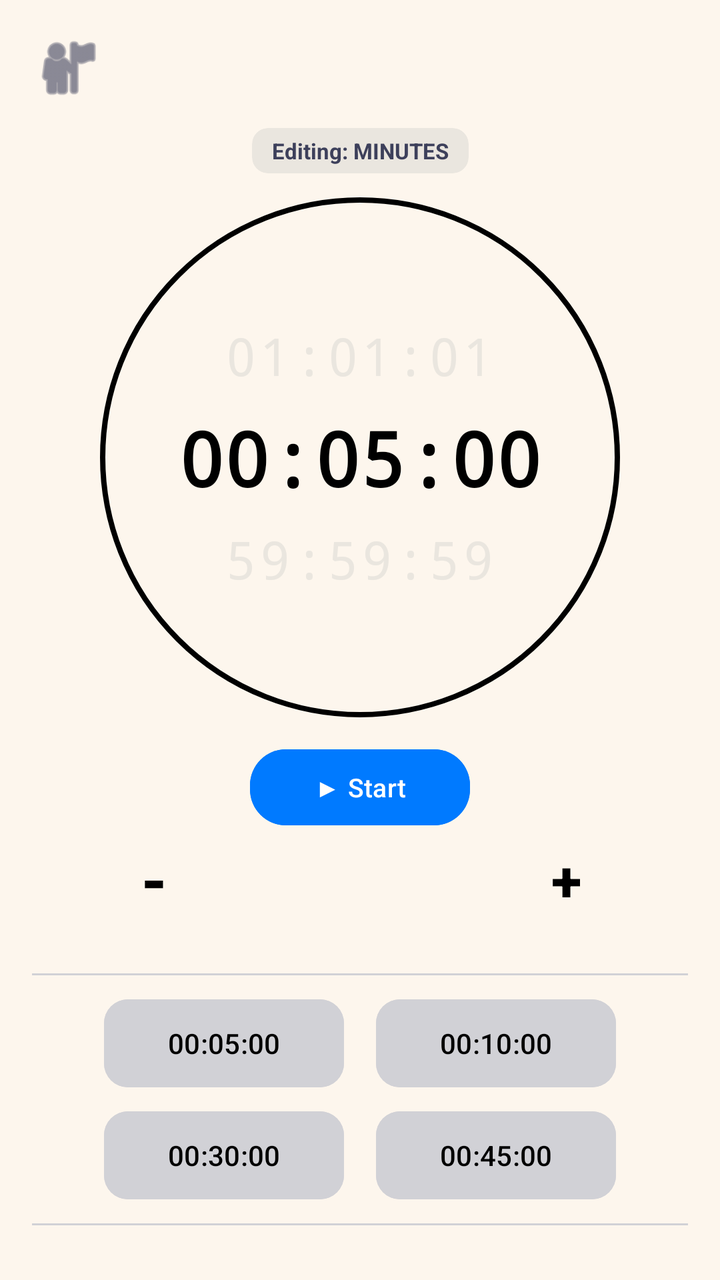
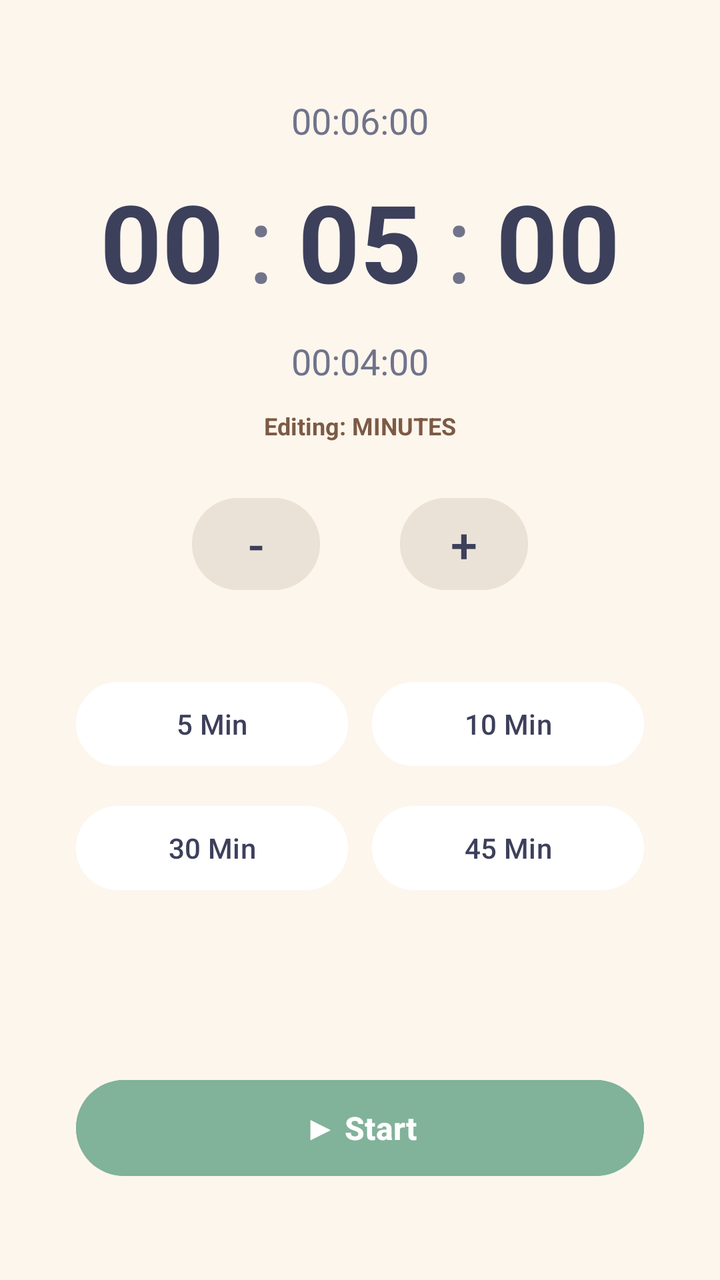

Compare the two renders of this Android layout. The source of the first and the diff that turns it into the second are given below.
<!-- AndroidManifest.xml: application theme Theme.ProjectStudyBuddy1 -->
<!-- res/layout/fragment_timer.xml -->
<?xml version="1.0" encoding="utf-8"?>
<androidx.constraintlayout.widget.ConstraintLayout xmlns:android="http://schemas.android.com/apk/res/android"
    xmlns:app="http://schemas.android.com/apk/res-auto"
    xmlns:tools="http://schemas.android.com/tools"
    android:layout_width="match_parent"
    android:layout_height="match_parent"
    android:background="@color/bg_cream"
    android:padding="16dp">

    <ImageView
        android:id="@+id/ivTimerUserAvatar"
        android:layout_width="36dp"
        android:layout_height="36dp"
        android:src="@android:drawable/ic_menu_myplaces"
        android:contentDescription="User profile icon"
        app:tint="#3D405B"
        app:layout_constraintTop_toTopOf="parent"
        app:layout_constraintStart_toStartOf="parent"
        tools:ignore="HardcodedText" />

    <androidx.cardview.widget.CardView
        android:id="@+id/cardSelectionIndicator"
        android:layout_width="wrap_content"
        android:layout_height="wrap_content"
        android:layout_marginTop="12dp"
        app:cardCornerRadius="8dp"
        app:cardElevation="0dp"
        app:cardBackgroundColor="#EAE6DF"
        app:layout_constraintTop_toBottomOf="@id/ivTimerUserAvatar"
        app:layout_constraintStart_toStartOf="parent"
        app:layout_constraintEnd_toEndOf="parent">
        <TextView
            android:id="@+id/tvActiveUnitLabel"
            android:layout_width="wrap_content"
            android:layout_height="wrap_content"
            android:text="Editing: MINUTES"
            android:textSize="11sp"
            android:textStyle="bold"
            android:textColor="#3D405B"
            android:paddingHorizontal="10dp"
            android:paddingVertical="4dp"
            tools:ignore="HardcodedText" />
    </androidx.cardview.widget.CardView>

    <FrameLayout
        android:id="@+id/layoutCircularDial"
        android:layout_width="260dp"
        android:layout_height="260dp"
        android:layout_marginTop="12dp"
        android:background="@drawable/bg_timer_circle_stroke"
        app:layout_constraintTop_toBottomOf="@id/cardSelectionIndicator"
        app:layout_constraintStart_toStartOf="parent"
        app:layout_constraintEnd_toEndOf="parent">

        <LinearLayout
            android:layout_width="match_parent"
            android:layout_height="match_parent"
            android:orientation="vertical"
            android:gravity="center"
            android:padding="16dp">

            <TextView
                android:id="@+id/tvTimerUpperHint"
                android:layout_width="wrap_content"
                android:layout_height="wrap_content"
                android:text="01:01:01"
                android:textSize="26sp"
                android:textColor="#EAE6DF"
                android:fontFamily="monospace"
                android:letterSpacing="0.05"
                tools:ignore="HardcodedText" />

            <LinearLayout
                android:layout_width="wrap_content"
                android:layout_height="wrap_content"
                android:orientation="horizontal"
                android:gravity="center_vertical"
                android:paddingVertical="8dp">

                <TextView
                    android:id="@+id/tvEditHours"
                    android:layout_width="wrap_content"
                    android:layout_height="wrap_content"
                    android:text="00"
                    android:textSize="38sp"
                    android:textStyle="bold"
                    android:textColor="#000000"
                    android:fontFamily="monospace"
                    android:background="?android:attr/selectableItemBackground"
                    android:clickable="true"
                    android:focusable="true"/>

                <TextView
                    android:layout_width="wrap_content"
                    android:layout_height="wrap_content"
                    android:text=":"
                    android:textSize="38sp"
                    android:textStyle="bold"
                    android:textColor="#000000"
                    android:fontFamily="monospace"
                    tools:ignore="HardcodedText" />

                <TextView
                    android:id="@+id/tvEditMinutes"
                    android:layout_width="wrap_content"
                    android:layout_height="wrap_content"
                    android:text="05"
                    android:textSize="38sp"
                    android:textStyle="bold"
                    android:textColor="#000000"
                    android:fontFamily="monospace"
                    android:background="?android:attr/selectableItemBackground"
                    android:clickable="true"
                    android:focusable="true"/>

                <TextView
                    android:layout_width="wrap_content"
                    android:layout_height="wrap_content"
                    android:text=":"
                    android:textSize="38sp"
                    android:textStyle="bold"
                    android:textColor="#000000"
                    android:fontFamily="monospace"
                    tools:ignore="HardcodedText" />

                <TextView
                    android:id="@+id/tvEditSeconds"
                    android:layout_width="wrap_content"
                    android:layout_height="wrap_content"
                    android:text="00"
                    android:textSize="38sp"
                    android:textStyle="bold"
                    android:textColor="#000000"
                    android:fontFamily="monospace"
                    android:background="?android:attr/selectableItemBackground"
                    android:clickable="true"
                    android:focusable="true"/>
            </LinearLayout>

            <TextView
                android:id="@+id/tvTimerLowerHint"
                android:layout_width="wrap_content"
                android:layout_height="wrap_content"
                android:text="59:59:59"
                android:textSize="26sp"
                android:textColor="#EAE6DF"
                android:fontFamily="monospace"
                android:letterSpacing="0.05"
                tools:ignore="HardcodedText" />
        </LinearLayout>
    </FrameLayout>

    <com.google.android.material.button.MaterialButton
        android:id="@+id/btnTimerToggleAction"
        android:layout_width="110dp"
        android:layout_height="38dp"
        android:layout_marginTop="16dp"
        android:text="▶ Start"
        android:textSize="13sp"
        android:textColor="#FFFFFF"
        android:backgroundTint="#007AFF"
        android:insetTop="0dp"
        android:insetBottom="0dp"
        app:cornerRadius="18dp"
        app:layout_constraintTop_toBottomOf="@id/layoutCircularDial"
        app:layout_constraintStart_toStartOf="parent"
        app:layout_constraintEnd_toEndOf="parent"
        tools:ignore="HardcodedText" />

    <com.google.android.material.button.MaterialButton
        android:id="@+id/btnTimerStepMinus"
        style="@style/Widget.MaterialComponents.Button.TextButton"
        android:layout_width="54dp"
        android:layout_height="54dp"
        android:text="-"
        android:textSize="32sp"
        android:textStyle="bold"
        android:textColor="#000000"
        android:insetTop="0dp"
        android:insetBottom="0dp"
        app:layout_constraintTop_toBottomOf="@id/btnTimerToggleAction"
        app:layout_constraintStart_toStartOf="@id/layoutCircularDial"
        tools:ignore="HardcodedText" />

    <com.google.android.material.button.MaterialButton
        android:id="@+id/btnTimerStepPlus"
        style="@style/Widget.MaterialComponents.Button.TextButton"
        android:layout_width="54dp"
        android:layout_height="54dp"
        android:text="+"
        android:textSize="28sp"
        android:textStyle="bold"
        android:textColor="#000000"
        android:insetTop="0dp"
        android:insetBottom="0dp"
        app:layout_constraintTop_toBottomOf="@id/btnTimerToggleAction"
        app:layout_constraintEnd_toEndOf="@id/layoutCircularDial"
        tools:ignore="HardcodedText" />

    <View
        android:id="@+id/dividerPresetTop"
        android:layout_width="match_parent"
        android:layout_height="1dp"
        android:background="#D1D1D6"
        android:layout_marginTop="20dp"
        app:layout_constraintTop_toBottomOf="@id/btnTimerStepMinus" />

    <LinearLayout
        android:id="@+id/layoutPresetGridContainer"
        android:layout_width="match_parent"
        android:layout_height="wrap_content"
        android:orientation="vertical"
        android:paddingVertical="12dp"
        app:layout_constraintTop_toBottomOf="@id/dividerPresetTop">

        <LinearLayout
            android:layout_width="match_parent"
            android:layout_height="wrap_content"
            android:orientation="horizontal"
            android:gravity="center"
            android:layout_marginBottom="12dp">

            <com.google.android.material.button.MaterialButton
                android:id="@+id/btnPreset5Min"
                android:layout_width="120dp"
                android:layout_height="44dp"
                android:text="00:05:00"
                android:textColor="#000000"
                android:backgroundTint="#D1D1D6"
                android:insetTop="0dp"
                android:insetBottom="0dp"
                app:cornerRadius="12dp"
                android:layout_marginEnd="16dp"
                tools:ignore="HardcodedText" />

            <com.google.android.material.button.MaterialButton
                android:id="@+id/btnPreset10Min"
                android:layout_width="120dp"
                android:layout_height="44dp"
                android:text="00:10:00"
                android:textColor="#000000"
                android:backgroundTint="#D1D1D6"
                android:insetTop="0dp"
                android:insetBottom="0dp"
                app:cornerRadius="12dp"
                tools:ignore="HardcodedText" />
        </LinearLayout>

        <LinearLayout
            android:layout_width="match_parent"
            android:layout_height="wrap_content"
            android:orientation="horizontal"
            android:gravity="center">

            <com.google.android.material.button.MaterialButton
                android:id="@+id/btnPreset30Min"
                android:layout_width="120dp"
                android:layout_height="44dp"
                android:text="00:30:00"
                android:textColor="#000000"
                android:backgroundTint="#D1D1D6"
                android:insetTop="0dp"
                android:insetBottom="0dp"
                app:cornerRadius="12dp"
                android:layout_marginEnd="16dp"
                tools:ignore="HardcodedText" />

            <com.google.android.material.button.MaterialButton
                android:id="@+id/btnPreset45Min"
                android:layout_width="120dp"
                android:layout_height="44dp"
                android:text="00:45:00"
                android:textColor="#000000"
                android:backgroundTint="#D1D1D6"
                android:insetTop="0dp"
                android:insetBottom="0dp"
                app:cornerRadius="12dp"
                tools:ignore="HardcodedText" />
        </LinearLayout>
    </LinearLayout>

    <View
        android:layout_width="match_parent"
        android:layout_height="1dp"
        android:background="#D1D1D6"
        app:layout_constraintTop_toBottomOf="@id/layoutPresetGridContainer" />

</androidx.constraintlayout.widget.ConstraintLayout>
<!-- resources referenced by this layout -->
<resources>
  <color name="bg_cream">#FDF6ED</color>
  <!-- drawable bg_timer_circle_stroke (drawable) -->
  <?xml version="1.0" encoding="utf-8"?>
  <shape xmlns:android="http://schemas.android.com/apk/res/android"
      android:shape="oval">
      <solid android:color="@android:color/transparent" />
      <stroke
          android:width="2.5dp"
          android:color="#000000" />
  </shape>
  <style name="Theme.ProjectStudyBuddy1" parent="Theme.Material3.DayNight.NoActionBar">
          <item name="colorPrimary">@color/accent_brown</item>
          <item name="colorPrimaryDark">@color/accent_brown</item>
          <item name="colorAccent">@color/accent_orange</item>
  
          <item name="android:windowBackground">@color/bg_cream</item>
          <item name="android:colorBackground">@color/bg_cream</item>
  
          <item name="android:statusBarColor">@color/bg_cream</item>
          <item name="android:windowLightStatusBar">true</item>
  
          <item name="colorSurface">@color/card_white</item>
          <item name="colorOnSurface">@color/text_dark</item>
      </style>
  <color name="accent_brown">#7D5A44</color>
  <color name="accent_orange">#E07A5F</color>
  <color name="card_white">#FFFFFF</color>
  <color name="text_dark">#3D405B</color>
</resources>

<!-- the commit's change to res/layout/fragment_timer.xml (unified diff, before → after) -->
@@ -7,282 +7,229 @@
     android:background="@color/bg_cream"
     android:padding="16dp">
 
-    <ImageView
-        android:id="@+id/ivTimerUserAvatar"
-        android:layout_width="36dp"
-        android:layout_height="36dp"
-        android:src="@android:drawable/ic_menu_myplaces"
-        android:contentDescription="User profile icon"
-        app:tint="#3D405B"
-        app:layout_constraintTop_toTopOf="parent"
-        app:layout_constraintStart_toStartOf="parent"
-        tools:ignore="HardcodedText" />
-
-    <androidx.cardview.widget.CardView
-        android:id="@+id/cardSelectionIndicator"
-        android:layout_width="wrap_content"
-        android:layout_height="wrap_content"
-        android:layout_marginTop="12dp"
-        app:cardCornerRadius="8dp"
-        app:cardElevation="0dp"
-        app:cardBackgroundColor="#EAE6DF"
-        app:layout_constraintTop_toBottomOf="@id/ivTimerUserAvatar"
-        app:layout_constraintStart_toStartOf="parent"
-        app:layout_constraintEnd_toEndOf="parent">
+    <LinearLayout
+        android:id="@+id/layoutDisplayContainer"
+        android:layout_width="match_parent"
+        android:layout_height="wrap_content"
+        android:orientation="vertical"
+        android:gravity="center"
+        android:layout_marginTop="32dp"
+        app:layout_constraintTop_toTopOf="parent">
+
         <TextView
-            android:id="@+id/tvActiveUnitLabel"
+            android:id="@+id/tvTimerUpperHint"
             android:layout_width="wrap_content"
             android:layout_height="wrap_content"
-            android:text="Editing: MINUTES"
-            android:textSize="11sp"
-            android:textStyle="bold"
-            android:textColor="#3D405B"
-            android:paddingHorizontal="10dp"
-            android:paddingVertical="4dp"
-            tools:ignore="HardcodedText" />
-    </androidx.cardview.widget.CardView>
-
-    <FrameLayout
-        android:id="@+id/layoutCircularDial"
-        android:layout_width="260dp"
-        android:layout_height="260dp"
-        android:layout_marginTop="12dp"
-        android:background="@drawable/bg_timer_circle_stroke"
-        app:layout_constraintTop_toBottomOf="@id/cardSelectionIndicator"
-        app:layout_constraintStart_toStartOf="parent"
-        app:layout_constraintEnd_toEndOf="parent">
+            android:text="00:06:00"
+            android:textColor="@color/text_hint_darker"
+            android:textSize="18sp"
+            tools:ignore="HardcodedText" />
 
         <LinearLayout
-            android:layout_width="match_parent"
-            android:layout_height="match_parent"
-            android:orientation="vertical"
-            android:gravity="center"
-            android:padding="16dp">
-
-            <TextView
-                android:id="@+id/tvTimerUpperHint"
-                android:layout_width="wrap_content"
-                android:layout_height="wrap_content"
-                android:text="01:01:01"
-                android:textSize="26sp"
-                android:textColor="#EAE6DF"
-                android:fontFamily="monospace"
-                android:letterSpacing="0.05"
-                tools:ignore="HardcodedText" />
-
-            <LinearLayout
-                android:layout_width="wrap_content"
-                android:layout_height="wrap_content"
-                android:orientation="horizontal"
-                android:gravity="center_vertical"
-                android:paddingVertical="8dp">
-
-                <TextView
-                    android:id="@+id/tvEditHours"
-                    android:layout_width="wrap_content"
-                    android:layout_height="wrap_content"
-                    android:text="00"
-                    android:textSize="38sp"
-                    android:textStyle="bold"
-                    android:textColor="#000000"
-                    android:fontFamily="monospace"
-                    android:background="?android:attr/selectableItemBackground"
-                    android:clickable="true"
-                    android:focusable="true"/>
-
-                <TextView
-                    android:layout_width="wrap_content"
-                    android:layout_height="wrap_content"
-                    android:text=":"
-                    android:textSize="38sp"
-                    android:textStyle="bold"
-                    android:textColor="#000000"
-                    android:fontFamily="monospace"
-                    tools:ignore="HardcodedText" />
-
-                <TextView
-                    android:id="@+id/tvEditMinutes"
-                    android:layout_width="wrap_content"
-                    android:layout_height="wrap_content"
-                    android:text="05"
-                    android:textSize="38sp"
-                    android:textStyle="bold"
-                    android:textColor="#000000"
-                    android:fontFamily="monospace"
-                    android:background="?android:attr/selectableItemBackground"
-                    android:clickable="true"
-                    android:focusable="true"/>
-
-                <TextView
-                    android:layout_width="wrap_content"
-                    android:layout_height="wrap_content"
-                    android:text=":"
-                    android:textSize="38sp"
-                    android:textStyle="bold"
-                    android:textColor="#000000"
-                    android:fontFamily="monospace"
-                    tools:ignore="HardcodedText" />
-
-                <TextView
-                    android:id="@+id/tvEditSeconds"
-                    android:layout_width="wrap_content"
-                    android:layout_height="wrap_content"
-                    android:text="00"
-                    android:textSize="38sp"
-                    android:textStyle="bold"
-                    android:textColor="#000000"
-                    android:fontFamily="monospace"
-                    android:background="?android:attr/selectableItemBackground"
-                    android:clickable="true"
-                    android:focusable="true"/>
-            </LinearLayout>
-
-            <TextView
-                android:id="@+id/tvTimerLowerHint"
-                android:layout_width="wrap_content"
-                android:layout_height="wrap_content"
-                android:text="59:59:59"
-                android:textSize="26sp"
-                android:textColor="#EAE6DF"
-                android:fontFamily="monospace"
-                android:letterSpacing="0.05"
-                tools:ignore="HardcodedText" />
-        </LinearLayout>
-    </FrameLayout>
-
-    <com.google.android.material.button.MaterialButton
-        android:id="@+id/btnTimerToggleAction"
-        android:layout_width="110dp"
-        android:layout_height="38dp"
-        android:layout_marginTop="16dp"
-        android:text="▶ Start"
-        android:textSize="13sp"
-        android:textColor="#FFFFFF"
-        android:backgroundTint="#007AFF"
-        android:insetTop="0dp"
-        android:insetBottom="0dp"
-        app:cornerRadius="18dp"
-        app:layout_constraintTop_toBottomOf="@id/layoutCircularDial"
-        app:layout_constraintStart_toStartOf="parent"
-        app:layout_constraintEnd_toEndOf="parent"
-        tools:ignore="HardcodedText" />
-
-    <com.google.android.material.button.MaterialButton
-        android:id="@+id/btnTimerStepMinus"
-        style="@style/Widget.MaterialComponents.Button.TextButton"
-        android:layout_width="54dp"
-        android:layout_height="54dp"
-        android:text="-"
-        android:textSize="32sp"
-        android:textStyle="bold"
-        android:textColor="#000000"
-        android:insetTop="0dp"
-        android:insetBottom="0dp"
-        app:layout_constraintTop_toBottomOf="@id/btnTimerToggleAction"
-        app:layout_constraintStart_toStartOf="@id/layoutCircularDial"
-        tools:ignore="HardcodedText" />
-
-    <com.google.android.material.button.MaterialButton
-        android:id="@+id/btnTimerStepPlus"
-        style="@style/Widget.MaterialComponents.Button.TextButton"
-        android:layout_width="54dp"
-        android:layout_height="54dp"
-        android:text="+"
-        android:textSize="28sp"
-        android:textStyle="bold"
-        android:textColor="#000000"
-        android:insetTop="0dp"
-        android:insetBottom="0dp"
-        app:layout_constraintTop_toBottomOf="@id/btnTimerToggleAction"
-        app:layout_constraintEnd_toEndOf="@id/layoutCircularDial"
-        tools:ignore="HardcodedText" />
-
-    <View
-        android:id="@+id/dividerPresetTop"
-        android:layout_width="match_parent"
-        android:layout_height="1dp"
-        android:background="#D1D1D6"
-        android:layout_marginTop="20dp"
-        app:layout_constraintTop_toBottomOf="@id/btnTimerStepMinus" />
-
-    <LinearLayout
-        android:id="@+id/layoutPresetGridContainer"
-        android:layout_width="match_parent"
-        android:layout_height="wrap_content"
-        android:orientation="vertical"
-        android:paddingVertical="12dp"
-        app:layout_constraintTop_toBottomOf="@id/dividerPresetTop">
-
-        <LinearLayout
-            android:layout_width="match_parent"
+            android:layout_width="wrap_content"
             android:layout_height="wrap_content"
             android:orientation="horizontal"
             android:gravity="center"
-            android:layout_marginBottom="12dp">
-
-            <com.google.android.material.button.MaterialButton
-                android:id="@+id/btnPreset5Min"
-                android:layout_width="120dp"
-                android:layout_height="44dp"
-                android:text="00:05:00"
-                android:textColor="#000000"
-                android:backgroundTint="#D1D1D6"
-                android:insetTop="0dp"
-                android:insetBottom="0dp"
-                app:cornerRadius="12dp"
-                android:layout_marginEnd="16dp"
-                tools:ignore="HardcodedText" />
-
-            <com.google.android.material.button.MaterialButton
-                android:id="@+id/btnPreset10Min"
-                android:layout_width="120dp"
-                android:layout_height="44dp"
-                android:text="00:10:00"
-                android:textColor="#000000"
-                android:backgroundTint="#D1D1D6"
-                android:insetTop="0dp"
-                android:insetBottom="0dp"
-                app:cornerRadius="12dp"
+            android:layout_marginVertical="12dp">
+
+            <TextView
+                android:id="@+id/tvEditHours"
+                android:layout_width="wrap_content"
+                android:layout_height="wrap_content"
+                android:paddingHorizontal="12dp"
+                android:text="00"
+                android:textSize="54sp"
+                android:textStyle="bold"
+                android:gravity="center"
+                android:textColor="@color/text_dark"
+                tools:ignore="HardcodedText" />
+
+            <TextView
+                android:layout_width="wrap_content"
+                android:layout_height="wrap_content"
+                android:text=":"
+                android:textSize="54sp"
+                android:textColor="@color/text_hint_darker"
+                tools:ignore="HardcodedText" />
+
+            <TextView
+                android:id="@+id/tvEditMinutes"
+                android:layout_width="wrap_content"
+                android:layout_height="wrap_content"
+                android:paddingHorizontal="12dp"
+                android:text="05"
+                android:textSize="54sp"
+                android:textStyle="bold"
+                android:gravity="center"
+                android:textColor="@color/text_dark"
+                tools:ignore="HardcodedText" />
+
+            <TextView
+                android:layout_width="wrap_content"
+                android:layout_height="wrap_content"
+                android:text=":"
+                android:textSize="54sp"
+                android:textColor="@color/text_hint_darker"
+                tools:ignore="HardcodedText" />
+
+            <TextView
+                android:id="@+id/tvEditSeconds"
+                android:layout_width="wrap_content"
+                android:layout_height="wrap_content"
+                android:paddingHorizontal="12dp"
+                android:text="00"
+                android:textSize="54sp"
+                android:textStyle="bold"
+                android:gravity="center"
+                android:textColor="@color/text_dark"
                 tools:ignore="HardcodedText" />
         </LinearLayout>
 
-        <LinearLayout
-            android:layout_width="match_parent"
+        <TextView
+            android:id="@+id/tvTimerLowerHint"
+            android:layout_width="wrap_content"
             android:layout_height="wrap_content"
-            android:orientation="horizontal"
-            android:gravity="center">
-
-            <com.google.android.material.button.MaterialButton
-                android:id="@+id/btnPreset30Min"
-                android:layout_width="120dp"
-                android:layout_height="44dp"
-                android:text="00:30:00"
-                android:textColor="#000000"
-                android:backgroundTint="#D1D1D6"
-                android:insetTop="0dp"
-                android:insetBottom="0dp"
-                app:cornerRadius="12dp"
-                android:layout_marginEnd="16dp"
-                tools:ignore="HardcodedText" />
-
-            <com.google.android.material.button.MaterialButton
-                android:id="@+id/btnPreset45Min"
-                android:layout_width="120dp"
-                android:layout_height="44dp"
-                android:text="00:45:00"
-                android:textColor="#000000"
-                android:backgroundTint="#D1D1D6"
-                android:insetTop="0dp"
-                android:insetBottom="0dp"
-                app:cornerRadius="12dp"
-                tools:ignore="HardcodedText" />
-        </LinearLayout>
+            android:text="00:04:00"
+            android:textColor="@color/text_hint_darker"
+            android:textSize="18sp"
+            tools:ignore="HardcodedText" />
     </LinearLayout>
 
-    <View
+    <TextView
+        android:id="@+id/tvActiveUnitLabel"
+        android:layout_width="wrap_content"
+        android:layout_height="wrap_content"
+        android:layout_marginTop="12dp"
+        android:text="Editing: MINUTES"
+        android:textColor="@color/accent_brown"
+        android:textSize="12sp"
+        android:textStyle="bold"
+        app:layout_constraintEnd_toEndOf="parent"
+        app:layout_constraintStart_toStartOf="parent"
+        app:layout_constraintTop_toBottomOf="@id/layoutDisplayContainer"
+        tools:ignore="HardcodedText" />
+
+    <LinearLayout
+        android:id="@+id/layoutStepControllers"
+        android:layout_width="wrap_content"
+        android:layout_height="wrap_content"
+        android:orientation="horizontal"
+        android:layout_marginTop="24dp"
+        app:layout_constraintEnd_toEndOf="parent"
+        app:layout_constraintStart_toStartOf="parent"
+        app:layout_constraintTop_toBottomOf="@id/tvActiveUnitLabel">
+
+        <Button
+            android:id="@+id/btnTimerStepMinus"
+            android:layout_width="64dp"
+            android:layout_height="54dp"
+            android:text="-"
+            android:textSize="24sp"
+            android:backgroundTint="@color/divider_gray"
+            android:textColor="@color/text_dark"
+            android:layout_marginEnd="20dp"/>
+
+        <Button
+            android:id="@+id/btnTimerStepPlus"
+            android:layout_width="64dp"
+            android:layout_height="54dp"
+            android:text="+"
+            android:textSize="24sp"
+            android:backgroundTint="@color/divider_gray"
+            android:textColor="@color/text_dark"
+            android:layout_marginStart="20dp"/>
+    </LinearLayout>
+
+    <GridLayout
+        android:id="@+id/gridPresets"
         android:layout_width="match_parent"
-        android:layout_height="1dp"
-        android:background="#D1D1D6"
-        app:layout_constraintTop_toBottomOf="@id/layoutPresetGridContainer" />
+        android:layout_height="wrap_content"
+        android:columnCount="2"
+        android:rowCount="2"
+        android:layout_marginTop="32dp"
+        android:paddingHorizontal="16dp"
+        app:layout_constraintTop_toBottomOf="@id/layoutStepControllers">
+
+        <Button
+            android:id="@+id/btnPreset5Min"
+            android:layout_width="0dp"
+            android:layout_height="50dp"
+            android:layout_columnWeight="1"
+            android:layout_margin="6dp"
+            android:text="5 Min"
+            android:backgroundTint="@color/card_white"
+            android:textColor="@color/text_dark"
+            tools:ignore="HardcodedText" />
+
+        <Button
+            android:id="@+id/btnPreset10Min"
+            android:layout_width="0dp"
+            android:layout_height="50dp"
+            android:layout_columnWeight="1"
+            android:layout_margin="6dp"
+            android:text="10 Min"
+            android:backgroundTint="@color/card_white"
+            android:textColor="@color/text_dark"
+            tools:ignore="HardcodedText" />
+
+        <Button
+            android:id="@+id/btnPreset30Min"
+            android:layout_width="0dp"
+            android:layout_height="50dp"
+            android:layout_columnWeight="1"
+            android:layout_margin="6dp"
+            android:text="30 Min"
+            android:backgroundTint="@color/card_white"
+            android:textColor="@color/text_dark"
+            tools:ignore="HardcodedText" />
+
+        <Button
+            android:id="@+id/btnPreset45Min"
+            android:layout_width="0dp"
+            android:layout_height="50dp"
+            android:layout_columnWeight="1"
+            android:layout_margin="6dp"
+            android:text="45 Min"
+            android:backgroundTint="@color/card_white"
+            android:textColor="@color/text_dark"
+            tools:ignore="HardcodedText" />
+    </GridLayout>
+
+    <LinearLayout
+        android:id="@+id/layoutActionGroup"
+        android:layout_width="match_parent"
+        android:layout_height="56dp"
+        android:orientation="horizontal"
+        android:layout_marginHorizontal="22dp"
+        android:layout_marginBottom="32dp"
+        app:layout_constraintBottom_toBottomOf="parent">
+
+        <Button
+            android:id="@+id/btnTimerRestart"
+            android:layout_width="0dp"
+            android:layout_height="match_parent"
+            android:layout_weight="1"
+            android:layout_marginEnd="8dp"
+            android:text="🔄 Restart"
+            android:textSize="16sp"
+            android:textStyle="bold"
+            android:backgroundTint="@color/accent_brown"
+            android:textColor="@android:color/white"
+            android:visibility="gone"
+            tools:visibility="visible"
+            tools:ignore="HardcodedText" />
+
+        <Button
+            android:id="@+id/btnTimerToggleAction"
+            android:layout_width="0dp"
+            android:layout_height="match_parent"
+            android:layout_weight="1"
+            android:text="▶ Start"
+            android:textSize="16sp"
+            android:textStyle="bold"
+            android:backgroundTint="@color/accent_green"
+            android:textColor="@android:color/white"
+            tools:ignore="HardcodedText" />
+    </LinearLayout>
 
 </androidx.constraintlayout.widget.ConstraintLayout>
<!-- resource entries referenced after the edit -->
@@ -1,15 +1,6 @@
 <!-- resources referenced by this layout -->
 <resources>
   <color name="bg_cream">#FDF6ED</color>
-  <!-- drawable bg_timer_circle_stroke (drawable) -->
-  <?xml version="1.0" encoding="utf-8"?>
-  <shape xmlns:android="http://schemas.android.com/apk/res/android"
-      android:shape="oval">
-      <solid android:color="@android:color/transparent" />
-      <stroke
-          android:width="2.5dp"
-          android:color="#000000" />
-  </shape>
   <style name="Theme.ProjectStudyBuddy1" parent="Theme.Material3.DayNight.NoActionBar">
           <item name="colorPrimary">@color/accent_brown</item>
           <item name="colorPrimaryDark">@color/accent_brown</item>
@@ -25,8 +16,11 @@
           <item name="colorOnSurface">@color/text_dark</item>
       </style>
   <color name="accent_brown">#7D5A44</color>
+  <color name="accent_green">#81B29A</color>
   <color name="accent_orange">#E07A5F</color>
   <color name="card_white">#FFFFFF</color>
+  <color name="divider_gray">#EBE2D7</color>
   <color name="text_dark">#3D405B</color>
+  <color name="text_hint_darker">#70738A</color>
 </resources>
 
